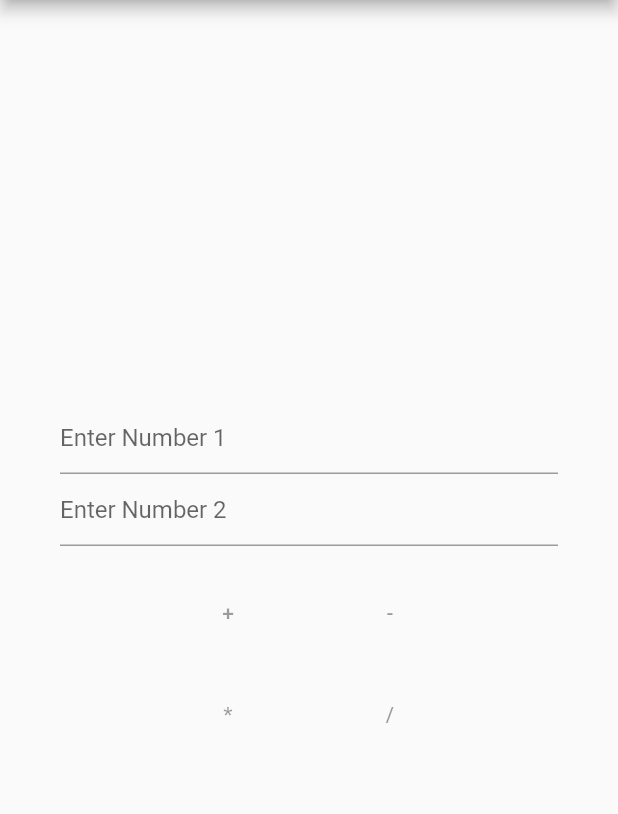
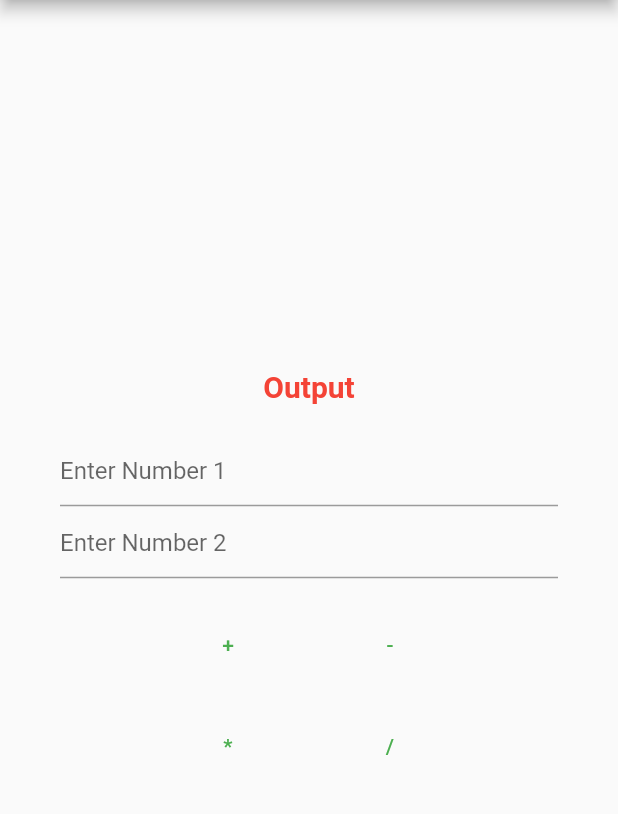
Before and after one commit to prateekcode/calculator_app, a Flutter app: the screen it shows after launch, on a phone screen of 412 x 824 dp, the part 84-898 px from its top. Run offline on Flutter 3.47's test engine with Material 2 defaults, Android fonts, the phone set to English and light mode, and no system bars.

Commit message:
Output added

```diff
--- a/lib/home_page.dart
+++ b/lib/home_page.dart
@@ -18,32 +18,59 @@ class _HomePageState extends State<HomePage> {
           child: Column(
             mainAxisAlignment: MainAxisAlignment.center,
             children: <Widget>[
+              Text(
+                "Output",
+                style: TextStyle(
+                  fontSize: 20,
+                  color: Colors.red,
+                  fontWeight: FontWeight.bold,
+                ),
+              ),
+              Padding(padding: EdgeInsets.only(top: 20.0)),
               TextField(
                 keyboardType: TextInputType.number,
                 decoration: InputDecoration(hintText: "Enter Number 1"),
+
               ),
               TextField(
                 keyboardType: TextInputType.number,
                 decoration: InputDecoration(hintText: "Enter Number 2"),
+
               ),
               Padding(padding: EdgeInsets.only(top: 20.0)),
               Row(
                 mainAxisAlignment: MainAxisAlignment.center,
                 children: <Widget>[
-                  MaterialButton(child: Text("+"), color: Colors.red, onPressed: null),
+                  MaterialButton(
+                      child: Text("+"),
+                      color: Colors.red,
+                      textColor: Colors.green,
+                      onPressed: null),
                   Padding(padding: EdgeInsets.only(left: 20.0)),
-                  MaterialButton(child: Text("-"), color: Colors.red, onPressed: null),
+                  MaterialButton(
+                      child: Text("-"),
+                      color: Colors.red,
+                      textColor: Colors.green,
+                      onPressed: null),
                 ],
               ),
               Padding(padding: EdgeInsets.only(top: 20.0)),
               Row(
                 mainAxisAlignment: MainAxisAlignment.center,
                 children: <Widget>[
-                  MaterialButton(child: Text("*"), color: Colors.red, onPressed: null),
+                  MaterialButton(
+                      child: Text("*"),
+                      color: Colors.red,
+                      textColor: Colors.green,
+                      onPressed: null),
                   Padding(padding: EdgeInsets.only(left: 20.0)),
-                  MaterialButton(child: Text("/"),color: Colors.red, onPressed: null),
+                  MaterialButton(
+                      child: Text("/"),
+                      color: Colors.red,
+                      textColor: Colors.green,
+                      onPressed: null),
                 ],
-              )
+              ),
             ],
           ),
         ),
```
